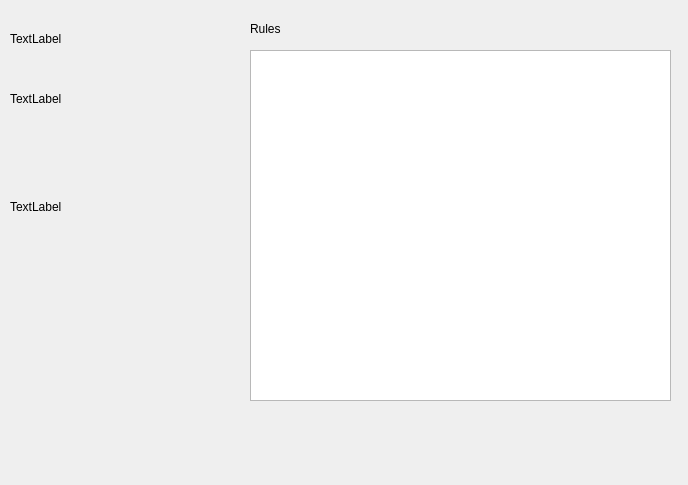
Before: the Qt Designer form app/Components/ACM/MatchDetailsModal.ui in lfroms/cuacs, drawn with Qt 5.
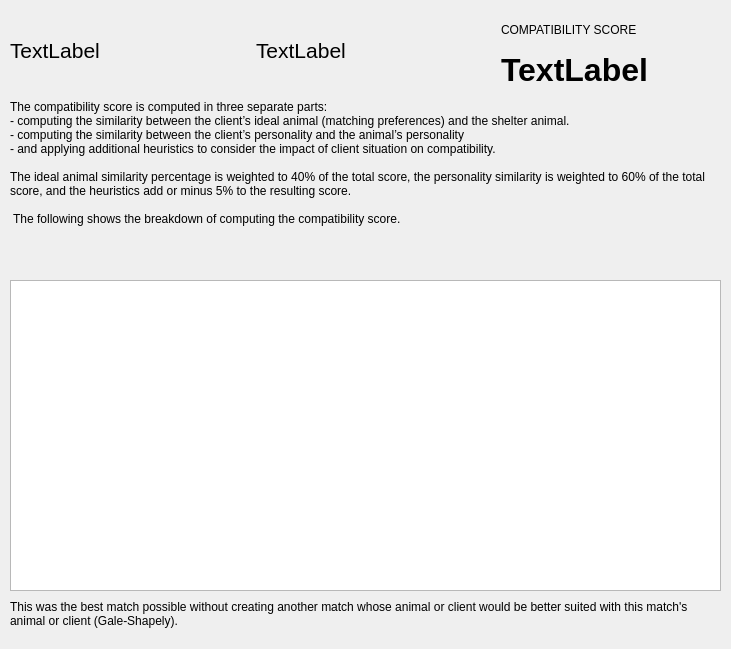
After: the same form once the commit is applied.

Commit message: update layout and finish rationale writeup

```diff
--- a/app/Components/ACM/MatchDetailsModal.ui
+++ b/app/Components/ACM/MatchDetailsModal.ui
@@ -6,8 +6,8 @@
    <rect>
     <x>0</x>
     <y>0</y>
-    <width>688</width>
-    <height>485</height>
+    <width>731</width>
+    <height>649</height>
    </rect>
   </property>
   <property name="windowTitle">
@@ -16,63 +16,115 @@
   <widget class="QListWidget" name="rulesList">
    <property name="geometry">
     <rect>
-     <x>250</x>
-     <y>50</y>
-     <width>421</width>
-     <height>351</height>
+     <x>10</x>
+     <y>280</y>
+     <width>711</width>
+     <height>311</height>
     </rect>
    </property>
   </widget>
-  <widget class="QLabel" name="label">
+  <widget class="QLabel" name="label_3">
    <property name="geometry">
     <rect>
-     <x>250</x>
-     <y>20</y>
-     <width>67</width>
-     <height>17</height>
+     <x>10</x>
+     <y>100</y>
+     <width>721</width>
+     <height>171</height>
     </rect>
    </property>
    <property name="text">
-    <string>Rules</string>
+    <string>The compatibility score is computed in three separate parts:
+- computing the similarity between the client’s ideal animal (matching preferences) and the shelter animal.
+- computing the similarity between the client’s personality and the animal’s personality
+- and applying additional heuristics to consider the impact of client situation on compatibility.
+
+The ideal animal similarity percentage is weighted to 40% of the total score, the personality similarity is weighted to 60% of the total score, and the heuristics add or minus 5% to the resulting score.
+
+ The following shows the breakdown of computing the compatibility score. </string>
+   </property>
+   <property name="alignment">
+    <set>Qt::AlignLeading|Qt::AlignLeft|Qt::AlignTop</set>
+   </property>
+   <property name="wordWrap">
+    <bool>true</bool>
    </property>
   </widget>
+  <widget class="QWidget" name="horizontalLayoutWidget">
+   <property name="geometry">
+    <rect>
+     <x>10</x>
+     <y>10</y>
+     <width>731</width>
+     <height>80</height>
+    </rect>
+   </property>
+   <layout class="QHBoxLayout" name="horizontalLayout">
+    <item>
   <widget class="QLabel" name="animalName">
-   <property name="geometry">
-    <rect>
-     <x>10</x>
-     <y>30</y>
-     <width>171</width>
-     <height>17</height>
-    </rect>
+      <property name="font">
+       <font>
+        <pointsize>16</pointsize>
+       </font>
    </property>
    <property name="text">
     <string>TextLabel</string>
    </property>
   </widget>
+    </item>
+    <item>
   <widget class="QLabel" name="clientName">
-   <property name="geometry">
-    <rect>
-     <x>10</x>
-     <y>90</y>
-     <width>181</width>
-     <height>17</height>
-    </rect>
+      <property name="font">
+       <font>
+        <pointsize>16</pointsize>
+       </font>
    </property>
    <property name="text">
     <string>TextLabel</string>
    </property>
   </widget>
-  <widget class="QLabel" name="rationaleLabel">
+    </item>
+    <item>
+     <layout class="QVBoxLayout" name="verticalLayout">
+      <property name="spacing">
+       <number>0</number>
+      </property>
+      <item>
+       <widget class="QLabel" name="label_2">
+        <property name="text">
+         <string>COMPATIBILITY SCORE</string>
+        </property>
+       </widget>
+      </item>
+      <item>
+       <widget class="QLabel" name="scoreLabel">
+        <property name="font">
+         <font>
+          <pointsize>24</pointsize>
+          <weight>75</weight>
+          <bold>true</bold>
+         </font>
+        </property>
+        <property name="text">
+         <string>TextLabel</string>
+        </property>
+       </widget>
+      </item>
+     </layout>
+    </item>
+   </layout>
+  </widget>
+  <widget class="QLabel" name="label">
    <property name="geometry">
     <rect>
      <x>10</x>
-     <y>200</y>
-     <width>221</width>
-     <height>201</height>
+     <y>600</y>
+     <width>711</width>
+     <height>41</height>
     </rect>
    </property>
    <property name="text">
-    <string>TextLabel</string>
+    <string>This was the best match possible without creating another match whose animal or client would be better suited with this match's animal or client (Gale-Shapely). 
+</string>
    </property>
    <property name="alignment">
     <set>Qt::AlignLeading|Qt::AlignLeft|Qt::AlignTop</set>
```
Lines whose indentation alone changed are shown as unchanged. The commit also changes 1 other file.
